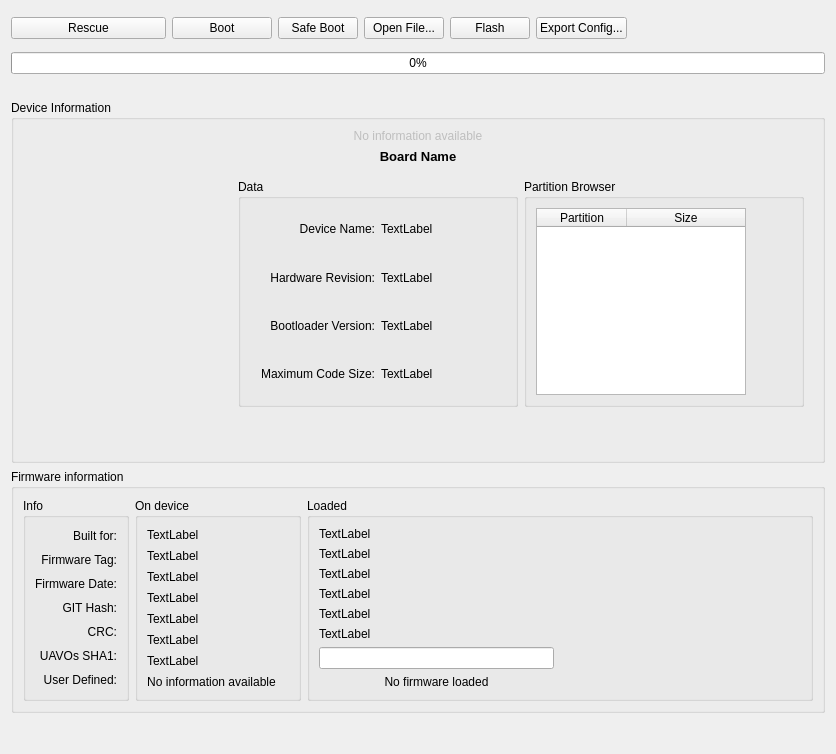
Above: ground/gcs/src/plugins/uploader/uploader.ui from d-ronin/dRonin before the change. Below: the same form after it.
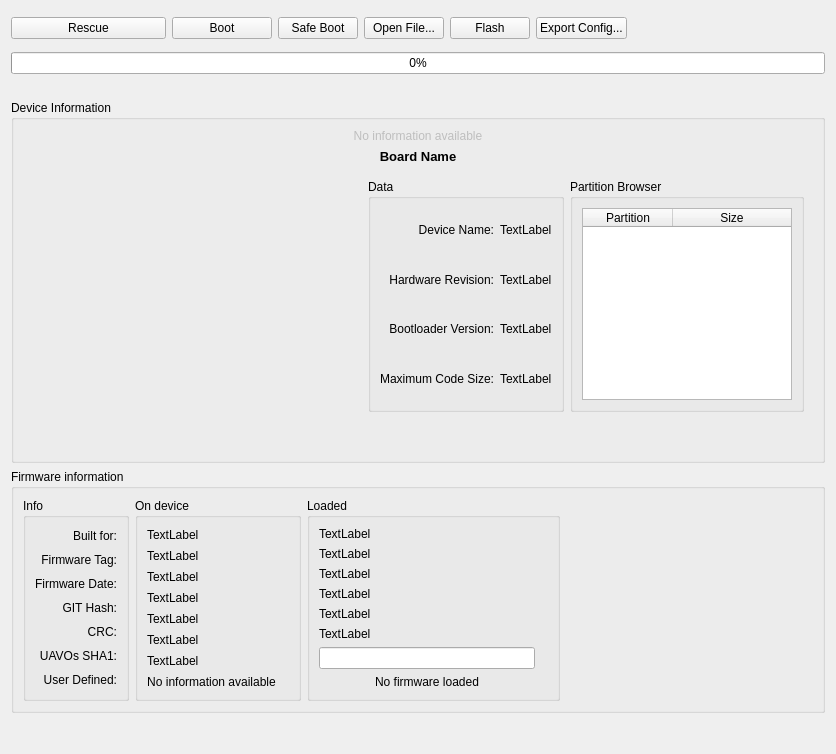
That is the form after the change. Icons and pictures are not drawn.

Commit message: gcs: uploader: further refine widget placement etc.

```diff
--- a/ground/gcs/src/plugins/uploader/uploader.ui
+++ b/ground/gcs/src/plugins/uploader/uploader.ui
@@ -259,6 +259,19 @@
                </property>
               </widget>
              </item>
+             <item>
+              <spacer name="horizontalSpacer_3">
+               <property name="orientation">
+                <enum>Qt::Horizontal</enum>
+               </property>
+               <property name="sizeHint" stdset="0">
+                <size>
+                 <width>40</width>
+                 <height>20</height>
+                </size>
+               </property>
+              </spacer>
+             </item>
              <item>
               <layout class="QVBoxLayout" name="verticalLayout_4">
                <item>
@@ -355,7 +368,7 @@
                     <item>
                      <widget class="QTableWidget" name="partitionBrowserTW">
                       <property name="sizePolicy">
-                       <sizepolicy hsizetype="Fixed" vsizetype="Expanding">
+                       <sizepolicy hsizetype="Fixed" vsizetype="Minimum">
                         <horstretch>0</horstretch>
                         <verstretch>0</verstretch>
                        </sizepolicy>
@@ -699,6 +712,9 @@
                </property>
               </widget>
              </item>
+            </layout>
+           </widget>
+          </item>
              <item>
               <spacer name="horizontalSpacer_2">
                <property name="orientation">
@@ -711,9 +727,6 @@
                 </size>
                </property>
               </spacer>
-             </item>
-            </layout>
-           </widget>
           </item>
          </layout>
         </widget>
```
Lines whose indentation alone changed are shown as unchanged.
